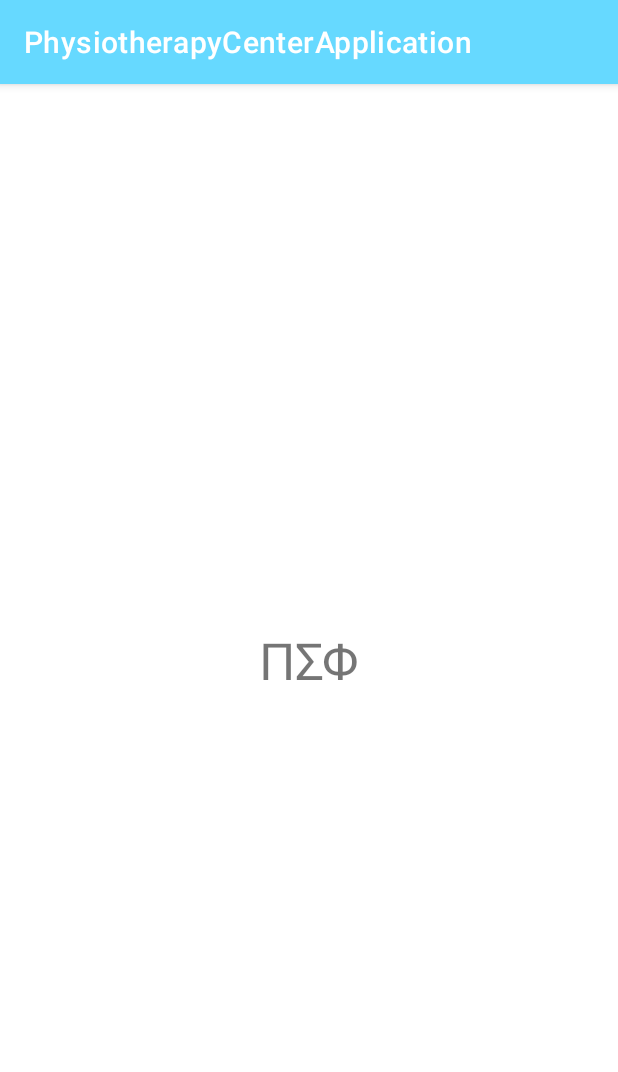
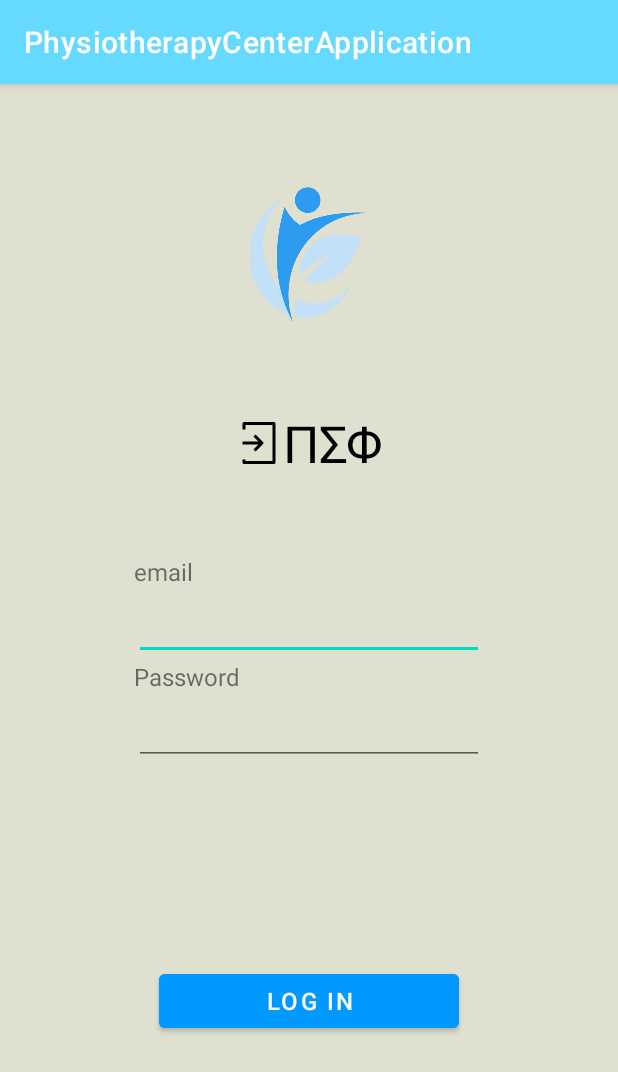
Before and after one commit to AndroidStudio2023/AndroidStudioPSApp, an Android app: the screen it shows after launch (LoginPageActivity), after a tap on "ΠΣΦ", on a phone screen of 412 x 824 dp. Shown: the top 1072 px of the screen. Run offline under Robolectric (Android 15) with nearby library versions, the phone set to English and light mode, and no system bars.

Commit message:
DrawLoginPage

```diff
--- /dev/null
+++ b/app/src/main/res/drawable/iconfinder_account_door_enter_login_3005767.xml
@@ -0,0 +1,9 @@
+<vector xmlns:android="http://schemas.android.com/apk/res/android"
+    android:width="32dp"
+    android:height="32dp"
+    android:viewportWidth="32"
+    android:viewportHeight="32">
+  <path
+      android:fillColor="#FF000000"
+      android:pathData="M27,3V29a1,1 0,0 1,-1 1H6a1,1 0,0 1,-1 -1V27H7v1H25V4H7V7H5V3A1,1 0,0 1,6 2H26A1,1 0,0 1,27 3ZM12.29,20.29l1.42,1.42 5,-5a1,1 0,0 0,0 -1.42l-5,-5 -1.42,1.42L15.59,15H5v2H15.59Z"/>
+</vector>
--- a/app/src/main/res/layout/activity_login_page.xml
+++ b/app/src/main/res/layout/activity_login_page.xml
@@ -4,15 +4,84 @@
     xmlns:tools="http://schemas.android.com/tools"
     android:layout_width="match_parent"
     android:layout_height="match_parent"
+    android:background="@color/backgroundColor"
     tools:context=".LoginPageActivity">
 
     <TextView
         android:id="@+id/userText"
         android:layout_width="wrap_content"
         android:layout_height="wrap_content"
+        android:drawableLeft="@drawable/iconfinder_account_door_enter_login_3005767"
+        android:text="Log In "
+        android:textAlignment="center"
+        android:textColor="@color/black"
         android:textSize="34sp"
+        app:layout_constraintBottom_toTopOf="@+id/linearLayout"
+        app:layout_constraintEnd_toEndOf="parent"
+        app:layout_constraintStart_toStartOf="parent"
+        app:layout_constraintTop_toBottomOf="@+id/imageView2" />
+
+    <LinearLayout
+        android:id="@+id/linearLayout"
+        android:layout_width="wrap_content"
+        android:layout_height="wrap_content"
+        android:orientation="vertical"
         app:layout_constraintBottom_toBottomOf="parent"
         app:layout_constraintEnd_toEndOf="parent"
         app:layout_constraintStart_toStartOf="parent"
-        app:layout_constraintTop_toTopOf="parent" />
+        app:layout_constraintTop_toTopOf="parent">
+
+        <TextView
+            android:id="@+id/textView"
+            android:layout_width="match_parent"
+            android:layout_height="wrap_content"
+            android:text="email"
+            android:textSize="16sp" />
+
+        <EditText
+            android:id="@+id/editTextTextEmailAddress"
+            android:layout_width="match_parent"
+            android:layout_height="wrap_content"
+            android:ems="10"
+            android:inputType="textEmailAddress"
+            android:textSize="20sp" />
+
+        <TextView
+            android:id="@+id/textView6"
+            android:layout_width="match_parent"
+            android:layout_height="wrap_content"
+            android:text="Password"
+            android:textSize="16sp" />
+
+        <EditText
+            android:id="@+id/editTextTextPassword"
+            android:layout_width="match_parent"
+            android:layout_height="wrap_content"
+            android:ems="10"
+            android:inputType="textPassword"
+            android:textSize="20sp" />
+    </LinearLayout>
+
+    <ImageView
+        android:id="@+id/imageView2"
+        android:layout_width="100dp"
+        android:layout_height="100dp"
+        android:layout_marginTop="64dp"
+        app:layout_constraintEnd_toEndOf="parent"
+        app:layout_constraintStart_toStartOf="parent"
+        app:layout_constraintTop_toTopOf="parent"
+        app:srcCompat="@drawable/appicon1" />
+
+    <Button
+        android:id="@+id/button"
+        android:layout_width="200dp"
+        android:layout_height="wrap_content"
+        android:backgroundTint="@color/buttonColor"
+        android:text="Log In"
+        android:textColor="@color/white"
+        android:textSize="16sp"
+        app:layout_constraintBottom_toBottomOf="parent"
+        app:layout_constraintEnd_toEndOf="parent"
+        app:layout_constraintStart_toStartOf="parent"
+        app:layout_constraintTop_toBottomOf="@+id/linearLayout" />
 </androidx.constraintlayout.widget.ConstraintLayout>
```
Also changed, not shown: app/src/main/res/drawable/questionform.png (added).
